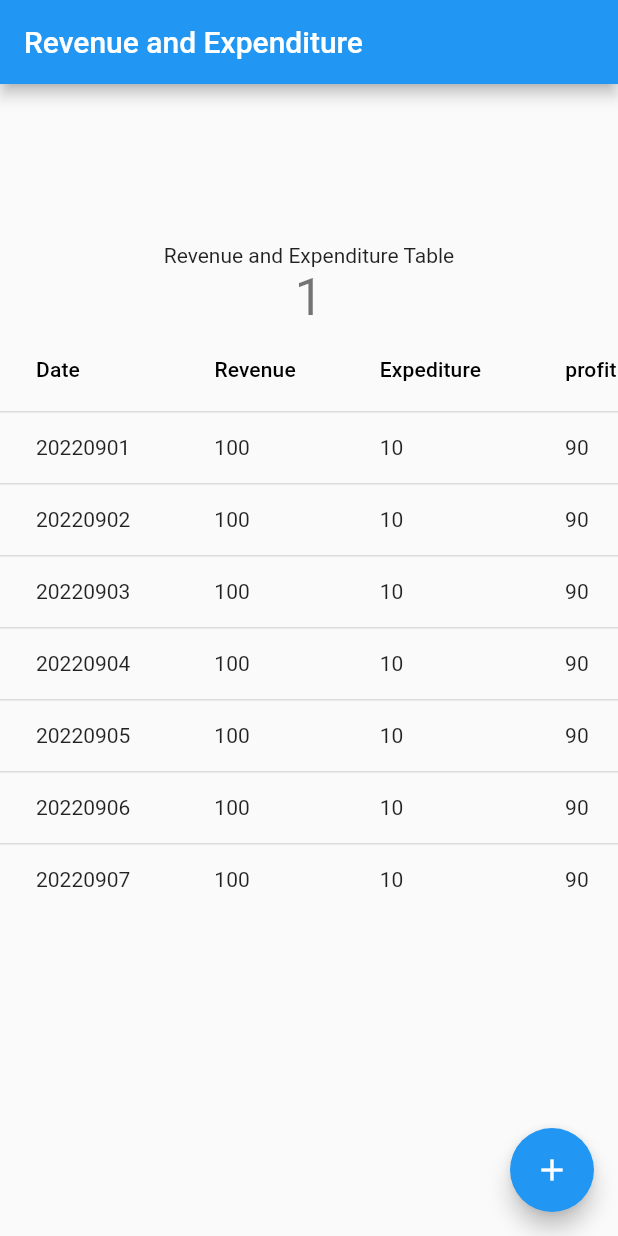
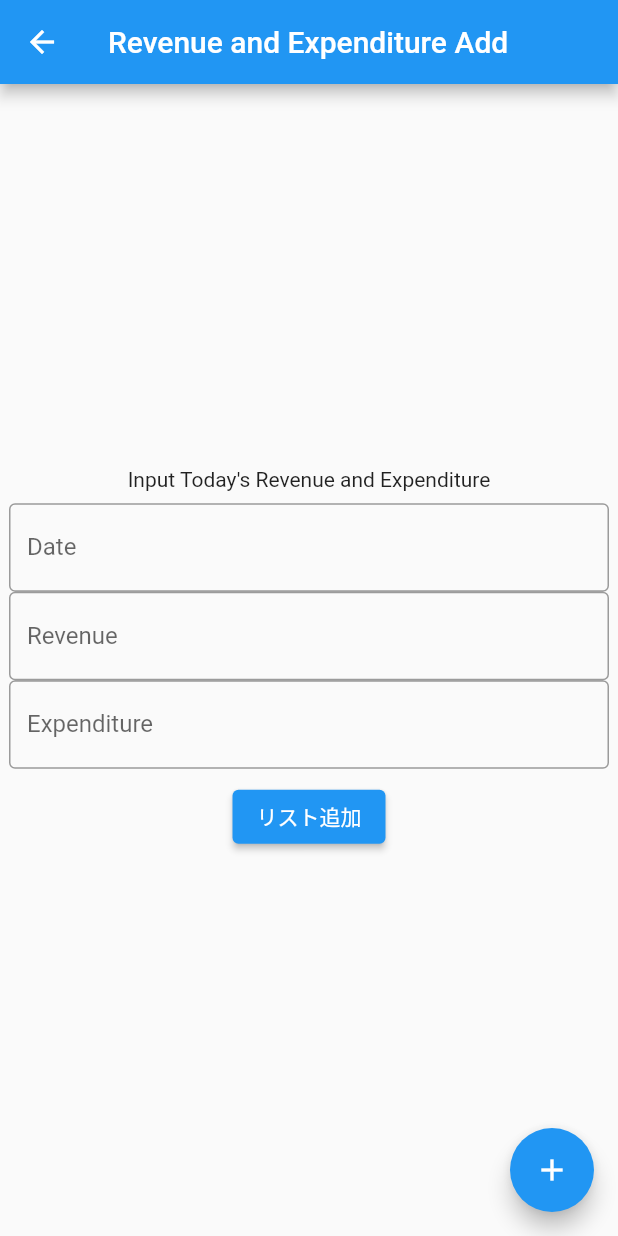
Before and after one commit to mnagatsuka/cashflow-chart-app, a Flutter app: the screen it shows after launch, after a tap on the "add" icon, on a phone screen of 412 x 824 dp. Run offline on Flutter 3.47's test engine with Material 2 defaults, Android fonts, the phone set to English and light mode, and no system bars.

Commit message:
add revenue and expenditure add page

```diff
--- a/frontend/lib/main.dart
+++ b/frontend/lib/main.dart
@@ -1,11 +1,11 @@
 import 'package:flutter/material.dart';
 
 void main() {
-  runApp(const MyApp());
+  runApp(const CashFlowApp());
 }
 
-class MyApp extends StatelessWidget {
-  const MyApp({super.key});
+class CashFlowApp extends StatelessWidget {
+  const CashFlowApp({super.key});
 
   // This widget is the root of your application.
   @override
@@ -13,95 +13,47 @@ class MyApp extends StatelessWidget {
     return MaterialApp(
       title: 'Cash Flow App',
       theme: ThemeData(
-        // This is the theme of your application.
-        //
-        // Try running your application with "flutter run". You'll see the
-        // application has a blue toolbar. Then, without quitting the app, try
-        // changing the primarySwatch below to Colors.green and then invoke
-        // "hot reload" (press "r" in the console where you ran "flutter run",
-        // or simply save your changes to "hot reload" in a Flutter IDE).
-        // Notice that the counter didn't reset back to zero; the application
-        // is not restarted.
         primarySwatch: Colors.blue,
       ),
-      home: const MyHomePage(title: 'Revenue and Expenditure'),
+      home: const DataListPage(title: 'Revenue and Expenditure List'),
     );
   }
 }
 
-class MyHomePage extends StatefulWidget {
-  const MyHomePage({super.key, required this.title});
-
-  // This widget is the home page of your application. It is stateful, meaning
-  // that it has a State object (defined below) that contains fields that affect
-  // how it looks.
-
-  // This class is the configuration for the state. It holds the values (in this
-  // case the title) provided by the parent (in this case the App widget) and
-  // used by the build method of the State. Fields in a Widget subclass are
-  // always marked "final".
-
+class DataListPage extends StatefulWidget {
+  const DataListPage({super.key, required this.title});
   final String title;
 
   @override
-  State<MyHomePage> createState() => _MyHomePageState();
+  State<DataListPage> createState() => _DataListPageState();
 }
 
-class _MyHomePageState extends State<MyHomePage> {
+class _DataListPageState extends State<DataListPage> {
   int _counter = 0;
 
   void _incrementCounter() {
     setState(() {
-      // This call to setState tells the Flutter framework that something has
-      // changed in this State, which causes it to rerun the build method below
-      // so that the display can reflect the updated values. If we changed
-      // _counter without calling setState(), then the build method would not be
-      // called again, and so nothing would appear to happen.
       _counter++;
     });
   }
 
   @override
   Widget build(BuildContext context) {
-    // This method is rerun every time setState is called, for instance as done
-    // by the _incrementCounter method above.
-    //
-    // The Flutter framework has been optimized to make rerunning build methods
-    // fast, so that you can just rebuild anything that needs updating rather
-    // than having to individually change instances of widgets.
     return Scaffold(
       appBar: AppBar(
-        // Here we take the value from the MyHomePage object that was created by
-        // the App.build method, and use it to set our appbar title.
         title: Text(widget.title),
       ),
       body: Center(
-        // Center is a layout widget. It takes a single child and positions it
-        // in the middle of the parent.
         child: Column(
-          // Column is also a layout widget. It takes a list of children and
-          // arranges them vertically. By default, it sizes itself to fit its
-          // children horizontally, and tries to be as tall as its parent.
-          //
-          // Invoke "debug painting" (press "p" in the console, choose the
-          // "Toggle Debug Paint" action from the Flutter Inspector in Android
-          // Studio, or the "Toggle Debug Paint" command in Visual Studio Code)
-          // to see the wireframe for each widget.
-          //
-          // Column has various properties to control how it sizes itself and
-          // how it positions its children. Here we use mainAxisAlignment to
-          // center the children vertically; the main axis here is the vertical
-          // axis because Columns are vertical (the cross axis would be
-          // horizontal).
           mainAxisAlignment: MainAxisAlignment.center,
           children: <Widget>[
             const Text(
               'Revenue and Expenditure Table',
             ),
-            Text(
-              '$_counter',
-              style: Theme.of(context).textTheme.headline4,
-            ),
+            //Text(
+            //  '$_counter',
+            //  style: Theme.of(context).textTheme.headline4,
+            //),
             Container(
               width: 700,
               height: 500,
@@ -118,7 +70,7 @@ class _MyHomePageState extends State<MyHomePage> {
                     label: Text('Expediture'),
                   ),
                   DataColumn(
-                    label: Text('profit'),
+                    label: Text('Profit'),
                   ),
                 ],
                 rows: [
@@ -184,11 +136,93 @@ class _MyHomePageState extends State<MyHomePage> {
           ],
         ),
       ),
+      //floatingActionButton: FloatingActionButton(
+      //  onPressed: _incrementCounter,
+      //  tooltip: 'Increment',
+      //  child: const Icon(Icons.add),
+      //), // This trailing comma makes auto-formatting nicer for build methods.
       floatingActionButton: FloatingActionButton(
-        onPressed: _incrementCounter,
-        tooltip: 'Increment',
-        child: const Icon(Icons.add),
-      ), // This trailing comma makes auto-formatting nicer for build methods.
+        onPressed: () {
+          // "push"で新規画面に遷移
+          Navigator.of(context).push(
+            MaterialPageRoute(builder: (context) {
+              // 遷移先の画面としてリスト追加画面を指定
+              return DataAddPage();
+            }),
+          );
+        },
+        child: Icon(Icons.add),
+      ),
     );
   }
 }
+
+// リスト追加画面用Widget
+class DataAddPage extends StatelessWidget {
+  @override
+  Widget build(BuildContext context) {
+    return Scaffold(
+      appBar: AppBar(
+        title: Text('Revenue and Expenditure Add'),
+      ),
+      body: Center(
+        child: Column(
+          mainAxisAlignment: MainAxisAlignment.center,
+          children: <Widget>[
+            const Text(
+              'Input Today\'s Revenue and Expenditure'
+            ),
+            const SizedBox(height: 8),
+            SizedBox(
+              width: 400,
+              child: TextFormField(
+                decoration: InputDecoration(
+                  labelText: 'Date',
+                  border: OutlineInputBorder(),
+                ),
+              ),
+            ),
+            SizedBox(
+              width: 400,
+              child: TextFormField(
+                decoration: InputDecoration(
+                  labelText: 'Revenue',
+                  border: OutlineInputBorder(),
+                ),
+              ),
+            ),
+            SizedBox(
+              width: 400,
+              child: TextFormField(
+                decoration: InputDecoration(
+                  labelText: 'Expenditure',
+                  border: OutlineInputBorder(),
+                ),
+              ),
+            ),
+            const SizedBox(height: 8),
+            Container(
+              // 横幅いっぱいに広げる
+              // width: double.infinity,
+              // リスト追加ボタン
+              child: ElevatedButton(
+                onPressed: () {},
+                child: Text(
+                  'リスト追加', style: TextStyle(color: Colors.white)
+                ),
+              ),
+            ),
+          ],
+        ),
+      ),
+      floatingActionButton: FloatingActionButton(
+      // ボタンをクリックした時の処理
+        onPressed: () {
+        // "pop"で前の画面に戻る
+          Navigator.of(context).pop();
+        },
+        child: Icon(Icons.add),
+      ),
+    );
+  }
+}
```
